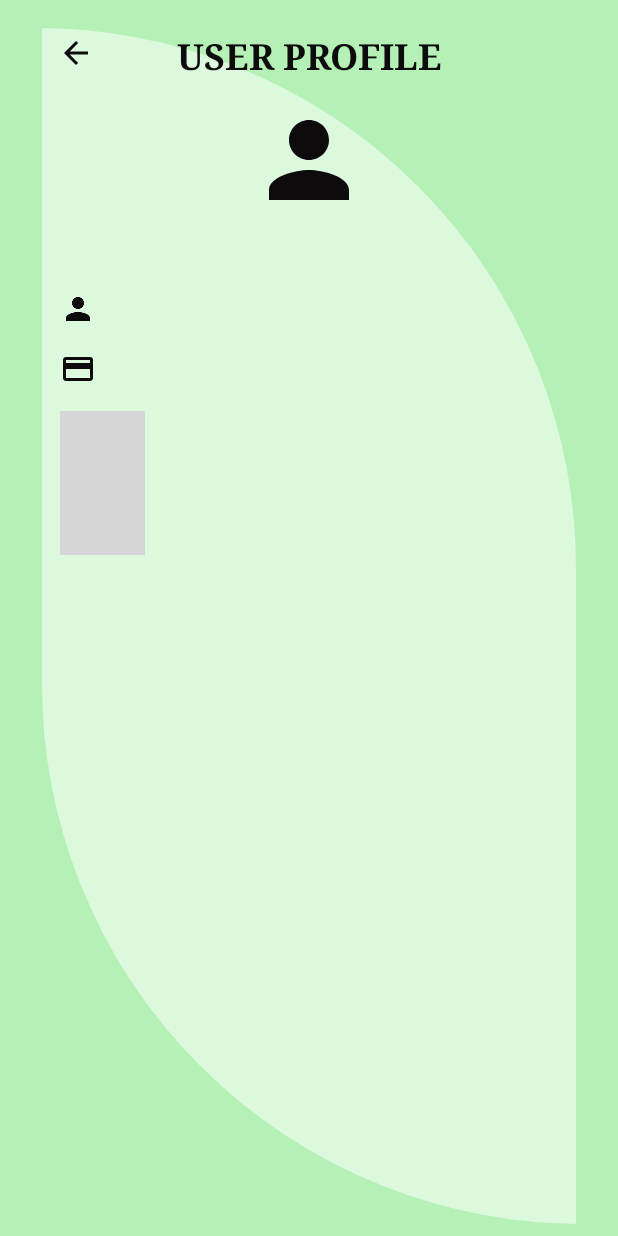
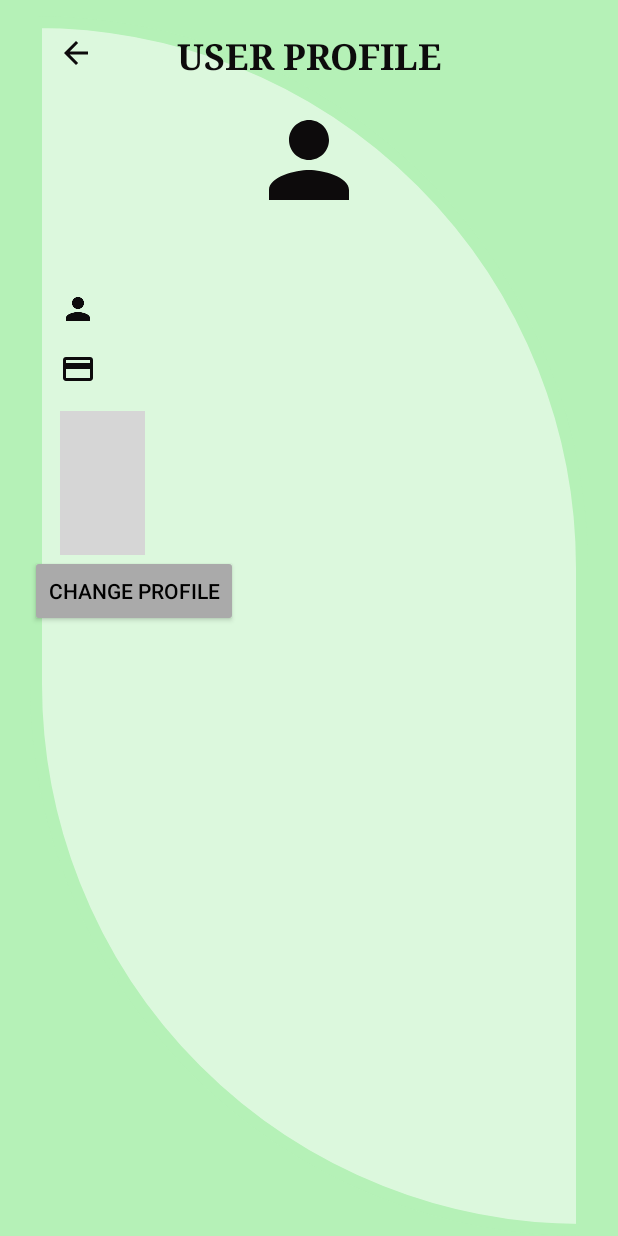
Before and after one commit to tanmoysaha3/Student-Information-Management-for-Hall, an Android app: the Profile screen opened directly, with no data from a screen before it, on a phone screen of 412 x 824 dp. Run offline under Robolectric (Android 15) with nearby library versions, the phone set to English and light mode, and no system bars; our stand-ins replace Firebase (no records; nobody signed in at launch, a user with empty details on screens opened directly), Picasso; plain views replace CircularImageView; Roboto replaces fonts that are not available here; grey boxes are pictures that could not be loaded.

Commit message:
Update profile(with image)

```diff
--- a/app/src/main/AndroidManifest.xml
+++ b/app/src/main/AndroidManifest.xml
@@ -10,7 +10,7 @@
         android:roundIcon="@mipmap/ic_launcher_round"
         android:supportsRtl="true"
         android:theme="@style/Theme.SimpleApp">
-        <activity android:name=".UpdateProfile"></activity>
+        <activity android:name=".EditProfile"></activity>
         <activity android:name=".SpashScreen">
             <intent-filter>
                 <action android:name="android.intent.action.MAIN" />
@@ -19,7 +19,7 @@
             </intent-filter>
         </activity>
         <activity android:name=".Profile" />
-        <activity android:name=".Login"></activity>
+        <activity android:name=".Login" />
         <activity android:name=".Register" />
         <activity android:name=".MainActivity">
             <intent-filter>
--- a/app/src/main/java/com/example/simpleapp/Login.java
+++ b/app/src/main/java/com/example/simpleapp/Login.java
@@ -77,12 +77,10 @@ public class Login extends AppCompatActivity {
                     public void onComplete(@NonNull Task<AuthResult> task) {
                         if(task.isSuccessful()){
                             Toast.makeText(Login.this, "Logged in successfully", Toast.LENGTH_LONG).show();
-                            Toast.makeText(Login.this, "ghghj", Toast.LENGTH_SHORT).show();
                             startActivity(new Intent(getApplicationContext(),MainActivity.class));
                         }
                         else {
                             Toast.makeText(Login.this, "Error!"+ task.getException().getMessage(), Toast.LENGTH_LONG).show();
-                            Toast.makeText(Login.this, "ghghj", Toast.LENGTH_SHORT).show();
                             mProgressBar.setVisibility((View.GONE));
                         }
                     }
--- a/app/src/main/java/com/example/simpleapp/Profile.java
+++ b/app/src/main/java/com/example/simpleapp/Profile.java
@@ -4,23 +4,35 @@ import androidx.annotation.Nullable;
 import androidx.appcompat.app.AppCompatActivity;
 
 import android.content.Intent;
+import android.net.Uri;
 import android.os.Bundle;
 import android.view.View;
+import android.widget.Button;
 import android.widget.ImageButton;
+import android.widget.ImageView;
 import android.widget.TextView;
 
+import com.google.android.gms.tasks.OnSuccessListener;
 import com.google.firebase.auth.FirebaseAuth;
+import com.google.firebase.auth.FirebaseUser;
 import com.google.firebase.firestore.DocumentReference;
 import com.google.firebase.firestore.DocumentSnapshot;
 import com.google.firebase.firestore.EventListener;
 import com.google.firebase.firestore.FirebaseFirestore;
 import com.google.firebase.firestore.FirebaseFirestoreException;
+import com.google.firebase.storage.FirebaseStorage;
+import com.google.firebase.storage.StorageReference;
+import com.squareup.picasso.Picasso;
 
 public class Profile extends AppCompatActivity {
-    TextView mName, mStudentId, mEmail, mPhone;
+    TextView mName, mStudentId, mEmail, mPhone, mAddress;
+    Button mChangeProfileButton;
     FirebaseAuth fAuth;
     FirebaseFirestore fStore;
     String userID;
+    FirebaseUser user;
+    ImageView mProfileImage;
+    StorageReference storageReference;
     ImageButton back_button, edit_button;
 
     @Override
@@ -32,12 +44,24 @@ public class Profile extends AppCompatActivity {
         mStudentId=findViewById(R.id.profileStudentId);
         mEmail=findViewById(R.id.profileEmail);
         mPhone=findViewById(R.id.profilePhone);
+        mAddress=findViewById(R.id.profileAddress);
+        mProfileImage=findViewById(R.id.profileImage);
+        mChangeProfileButton=findViewById(R.id.changeProfileButton);
         back_button = findViewById(R.id.back_button);
 
         fAuth=FirebaseAuth.getInstance();
         fStore=FirebaseFirestore.getInstance();
+        storageReference= FirebaseStorage.getInstance().getReference();
+        StorageReference profileRef=storageReference.child("users/"+fAuth.getCurrentUser().getUid()+"/profile.jpg");
+        profileRef.getDownloadUrl().addOnSuccessListener(new OnSuccessListener<Uri>() {
+            @Override
+            public void onSuccess(Uri uri) {
+                Picasso.get().load(uri).into(mProfileImage);
+            }
+        });
 
         userID=fAuth.getCurrentUser().getUid();
+        user=fAuth.getCurrentUser();
 
         DocumentReference documentReference=fStore.collection("users").document(userID);
         documentReference.addSnapshotListener(this, new EventListener<DocumentSnapshot>() {
@@ -47,6 +71,7 @@ public class Profile extends AppCompatActivity {
                 mStudentId.setText(documentSnapshot.getString("studentID"));
                 mEmail.setText(documentSnapshot.getString("email"));
                 mPhone.setText(documentSnapshot.getString("phone"));
+                mAddress.setText(documentSnapshot.getString("address"));
             }
         });
 
@@ -57,6 +82,15 @@ public class Profile extends AppCompatActivity {
             }
         });
 
-
+        mChangeProfileButton.setOnClickListener(new View.OnClickListener() {
+            @Override
+            public void onClick(View v) {
+                Intent i=new Intent(v.getContext(),EditProfile.class);
+                i.putExtra("fullName",mName.getText().toString());
+                i.putExtra("phone",mPhone.getText().toString());
+                i.putExtra("address",mAddress.getText().toString());
+                startActivity(i);
+            }
+        });
     }
 }
--- a/app/src/main/res/layout/activity_profile.xml
+++ b/app/src/main/res/layout/activity_profile.xml
@@ -60,7 +60,7 @@
                 tools:ignore="MissingConstraints" />
 
             <com.blogspot.atifsoftwares.circularimageview.CircularImageView
-                android:id="@+id/profile_picture"
+                android:id="@+id/profileImage"
                 android:layout_width="80dp"
                 android:layout_height="80dp"
                 android:layout_gravity="center"
@@ -72,7 +72,6 @@
                 app:c_border_color="@color/colorPrimary"
                 app:c_border_width="4dp"
                 app:c_shadow_radius="@android:integer/config_longAnimTime" />
-
 
             <TextView
                 android:id="@+id/profileEmail"
@@ -223,7 +222,49 @@
 
             </RelativeLayout>
 
+            <Button
+                android:id="@+id/changeProfileButton"
+                android:layout_width="wrap_content"
+                android:layout_height="wrap_content"
+                android:backgroundTint="@android:color/darker_gray"
+                android:text="Change Profile"
+                android:textColor="#000000"
+                app:layout_constraintBottom_toBottomOf="parent"
+                app:layout_constraintEnd_toEndOf="parent"
+                app:layout_constraintHorizontal_bias="0.497"
+                app:layout_constraintStart_toStartOf="parent"
+                app:layout_constraintTop_toTopOf="parent"
+                app:layout_constraintVertical_bias="0.799" />
 
+            <TextView
+                android:id="@+id/addressFeild"
+                android:layout_width="0dp"
+                android:layout_height="wrap_content"
+                android:layout_marginStart="32dp"
+                android:layout_marginEnd="285dp"
+                android:text="Address"
+                android:textSize="18sp"
+                app:layout_constraintBottom_toBottomOf="parent"
+                app:layout_constraintEnd_toEndOf="parent"
+                app:layout_constraintHorizontal_bias="0.0"
+                app:layout_constraintStart_toStartOf="parent"
+                app:layout_constraintTop_toTopOf="parent"
+                app:layout_constraintVertical_bias="0.538" />
+
+            <TextView
+                android:id="@+id/profileAddress"
+                android:layout_width="0dp"
+                android:layout_height="wrap_content"
+                android:layout_marginStart="145dp"
+                android:layout_marginEnd="16dp"
+                android:text="Your Address"
+                android:textSize="18sp"
+                app:layout_constraintBottom_toBottomOf="parent"
+                app:layout_constraintEnd_toEndOf="parent"
+                app:layout_constraintHorizontal_bias="0.407"
+                app:layout_constraintStart_toStartOf="parent"
+                app:layout_constraintTop_toTopOf="parent"
+                app:layout_constraintVertical_bias="0.542" />
 
         </LinearLayout>
 
```
Also changed, not shown: app/build.gradle (+9 -8 lines), app/src/main/java/com/example/simpleapp/EditProfile.java (added, +145 -0 lines), app/src/main/java/com/example/simpleapp/UpdateProfile.java (deleted, +0 -14 lines), app/src/main/res/layout/activity_edit_profile.xml (added, +74 -0 lines), app/src/main/res/layout/activity_update_profile.xml (deleted, +0 -11 lines), 1 other file.
